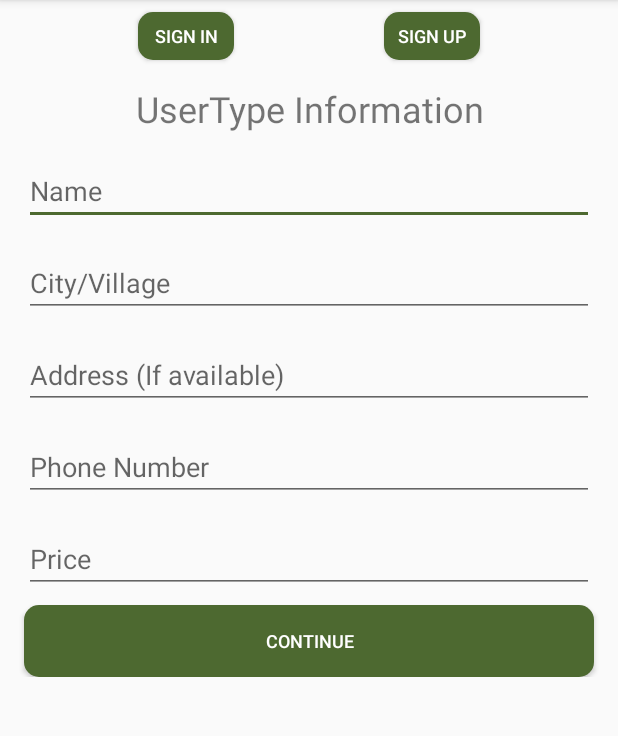
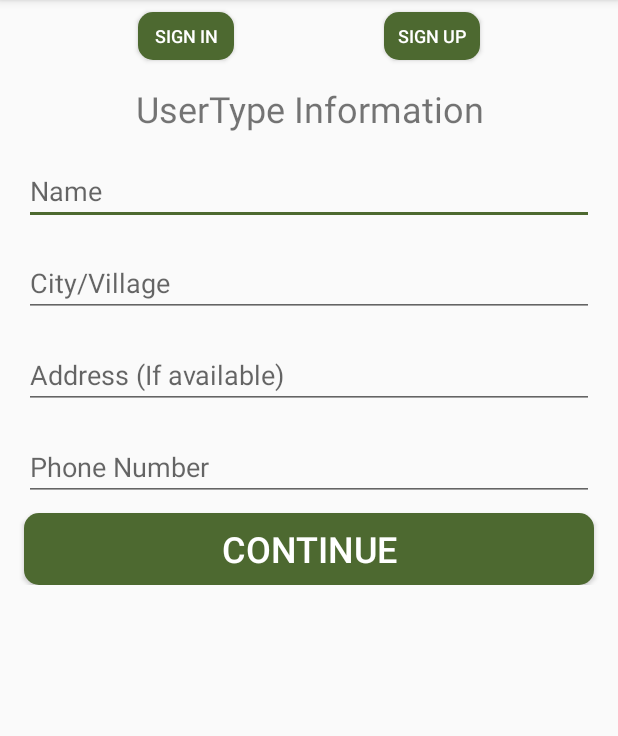
Before and after one commit to labs11-uberambulance/labs11-uberAmbulanceAndroid, an Android app: the EditAccountDetailsActivity screen opened directly, with no data from a screen before it, on a phone screen of 412 x 824 dp, the part 84-820 px from its top. Run offline under Robolectric (Android 15) with nearby library versions, the light colour scheme and no system bars; 1 statement that could not run was skipped.

Commit message:
Adjust EditAccountDetails layout to display price only with driver.  Increase text size on Continue button.

```diff
--- a/app/src/main/res/layout/activity_edit_account_details.xml
+++ b/app/src/main/res/layout/activity_edit_account_details.xml
@@ -45,8 +45,8 @@
             android:id="@+id/layout_edituser"
             android:layout_width="match_parent"
             android:layout_height="wrap_content"
-            android:paddingBottom="50dp"
-            android:orientation="vertical">
+            android:orientation="vertical"
+            android:paddingBottom="50dp">
 
             <EditText
                 android:id="@+id/edit_edituser_caretakername"
@@ -179,7 +179,8 @@
                 android:layout_marginRight="16dp"
                 android:hint="Price"
                 android:inputType="numberDecimal"
-                android:tag="driver" />
+                android:tag="driver"
+                android:visibility="gone" />
 
             <Button
                 android:id="@+id/button_edituser_save"
@@ -191,7 +192,7 @@
                 android:background="@drawable/button_background"
                 android:text="CONTINUE"
                 android:textColor="@android:color/white"
-                android:textSize="12sp" />
+                android:textSize="24sp" />
         </LinearLayout>
     </ScrollView>
 </android.support.constraint.ConstraintLayout>
```
